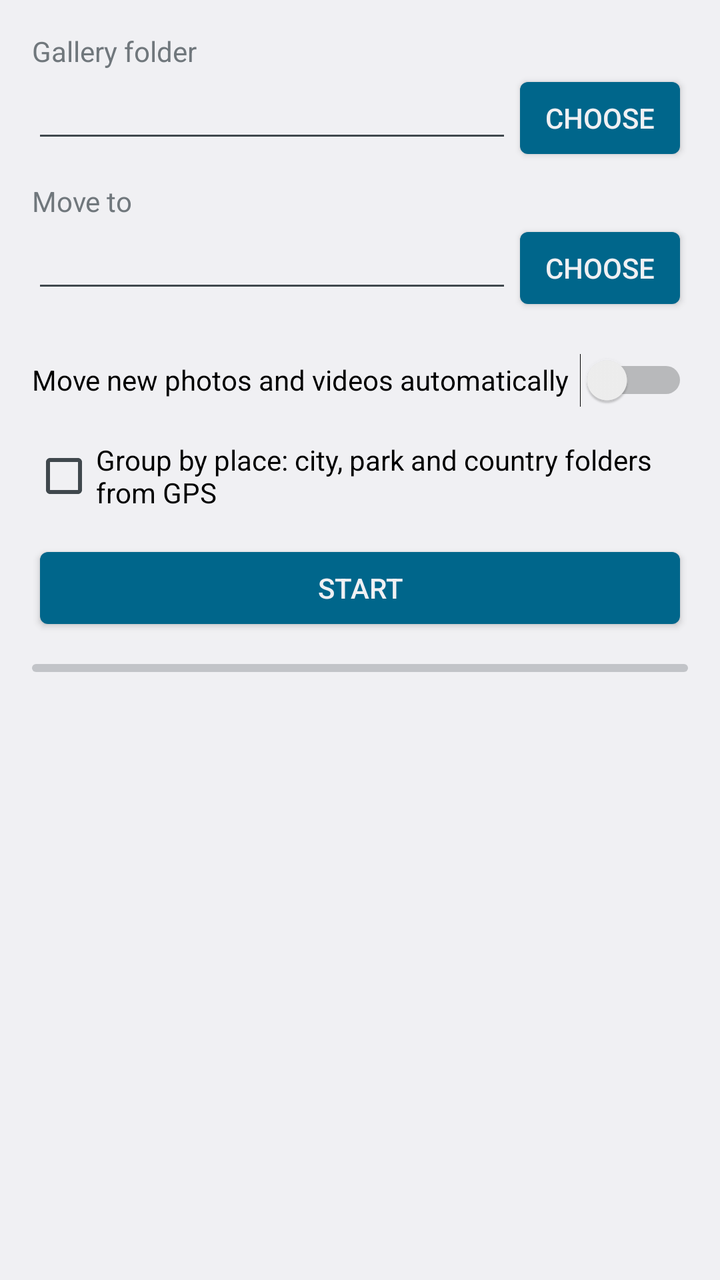
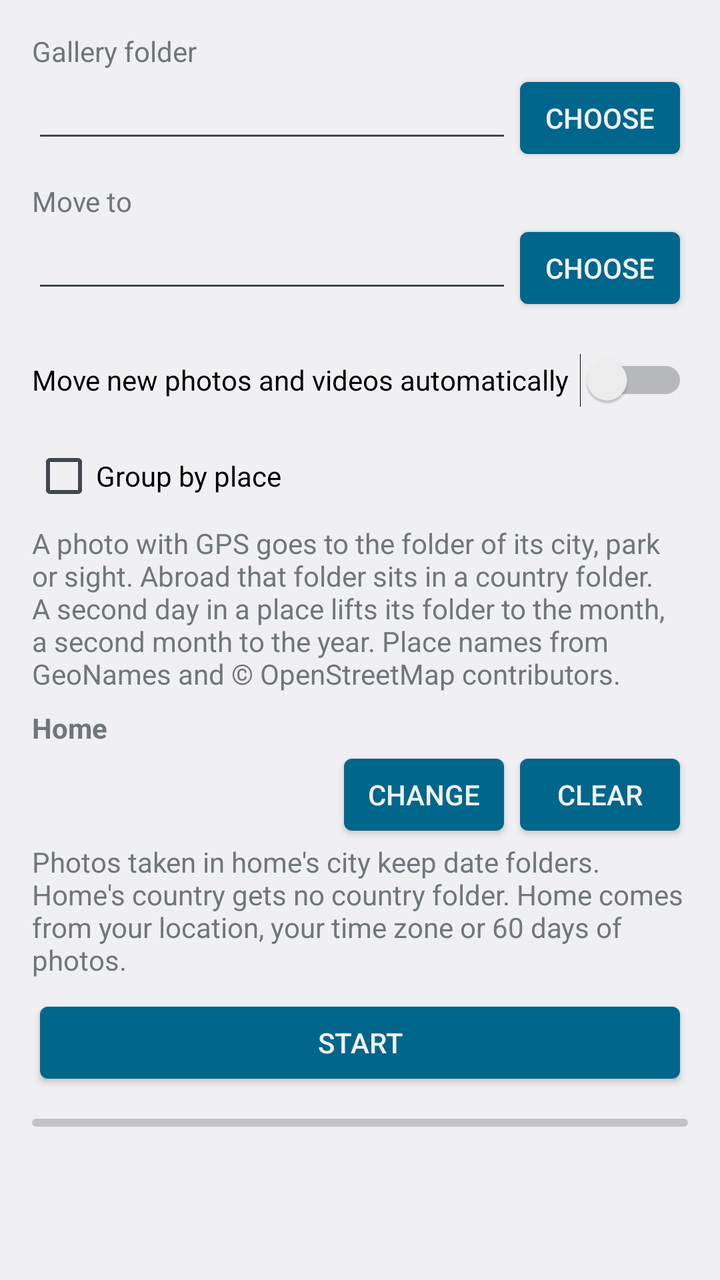

Screens rendered from an Android XML layout before and after an edit, with the pre-edit source and the edit as a unified diff.
<!-- AndroidManifest.xml: application theme AppTheme -->
<!-- res/layout/activity_main.xml -->
<?xml version="1.0" encoding="utf-8"?>
<FrameLayout xmlns:android="http://schemas.android.com/apk/res/android"
    android:layout_width="match_parent"
    android:layout_height="match_parent"
    android:fitsSystemWindows="true">

    <LinearLayout
        android:layout_width="match_parent"
        android:layout_height="match_parent"
        android:orientation="vertical"
        android:padding="16dp">

        <TextView
            android:layout_width="wrap_content"
            android:layout_height="wrap_content"
            android:labelFor="@id/source_path"
            android:text="@string/source_label" />

        <LinearLayout
            android:layout_width="match_parent"
            android:layout_height="wrap_content"
            android:orientation="horizontal">

            <EditText
                android:id="@+id/source_path"
                android:layout_width="0dp"
                android:layout_height="wrap_content"
                android:layout_weight="1"
                android:importantForAutofill="no"
                android:inputType="textUri" />

            <Button
                android:id="@+id/pick_source"
                android:layout_width="wrap_content"
                android:layout_height="wrap_content"
                android:contentDescription="@string/choose_source"
                android:text="@string/choose" />
        </LinearLayout>

        <TextView
            android:layout_width="wrap_content"
            android:layout_height="wrap_content"
            android:layout_marginTop="8dp"
            android:labelFor="@id/destination_path"
            android:text="@string/destination_label" />

        <LinearLayout
            android:layout_width="match_parent"
            android:layout_height="wrap_content"
            android:orientation="horizontal">

            <EditText
                android:id="@+id/destination_path"
                android:layout_width="0dp"
                android:layout_height="wrap_content"
                android:layout_weight="1"
                android:importantForAutofill="no"
                android:inputType="textUri" />

            <Button
                android:id="@+id/pick_destination"
                android:layout_width="wrap_content"
                android:layout_height="wrap_content"
                android:contentDescription="@string/choose_destination"
                android:text="@string/choose" />
        </LinearLayout>

        <Switch
            android:id="@+id/background"
            android:layout_width="match_parent"
            android:layout_height="wrap_content"
            android:layout_marginTop="8dp"
            android:minHeight="48dp"
            android:text="@string/background_label" />

        <CheckBox
            android:id="@+id/group_by_place"
            android:layout_width="match_parent"
            android:layout_height="wrap_content"
            android:minHeight="48dp"
            android:text="@string/group_by_place_label" />

        <Button
            android:id="@+id/start"
            android:layout_width="match_parent"
            android:layout_height="wrap_content"
            android:layout_marginTop="8dp"
            android:text="@string/start" />

        <TextView
            android:id="@+id/status"
            android:layout_width="match_parent"
            android:layout_height="wrap_content"
            android:layout_marginTop="16dp"
            android:accessibilityLiveRegion="polite"
            android:textAppearance="?android:attr/textAppearanceMedium"
            android:textColor="?android:attr/colorAccent"
            android:textStyle="bold"
            android:visibility="gone" />

        <ProgressBar
            android:id="@+id/progress"
            style="?android:attr/progressBarStyleHorizontal"
            android:layout_width="match_parent"
            android:layout_height="wrap_content"
            android:layout_marginTop="8dp"
            android:contentDescription="@string/progress_label" />

        <TextView
            android:id="@+id/counts"
            android:layout_width="match_parent"
            android:layout_height="wrap_content"
            android:layout_marginTop="8dp" />

        <ScrollView
            android:id="@+id/log_scroll"
            android:layout_width="match_parent"
            android:layout_height="0dp"
            android:layout_marginTop="8dp"
            android:layout_weight="1"
            android:contentDescription="@string/log_label">

            <TextView
                android:id="@+id/log"
                android:layout_width="match_parent"
                android:layout_height="wrap_content"
                android:fontFamily="monospace"
                android:textIsSelectable="true"
                android:textSize="12sp" />
        </ScrollView>
    </LinearLayout>
</FrameLayout>
<!-- resources referenced by this layout -->
<resources>
  <string name="background_label">Move new photos and videos automatically</string>
  <string name="choose">Choose</string>
  <string name="choose_destination">Choose Move to folder</string>
  <string name="choose_source">Choose gallery folder</string>
  <string name="destination_label">Move to</string>
  <string name="group_by_place_label">Group by place: city, park and country folders from GPS</string>
  <string name="log_label">Log</string>
  <string name="progress_label">Progress</string>
  <string name="source_label">Gallery folder</string>
  <string name="start">Start</string>
  <style name="AppTheme" parent="android:Theme.DeviceDefault.DayNight">
          <item name="android:buttonStyle">@android:style/Widget.Material.Button.Colored</item>
      </style>
</resources>

<!-- the commit's change to res/layout/activity_main.xml (unified diff, before → after) -->
@@ -80,6 +80,54 @@
             android:minHeight="48dp"
             android:text="@string/group_by_place_label" />
 
+        <TextView
+            android:layout_width="match_parent"
+            android:layout_height="wrap_content"
+            android:text="@string/group_by_place_hint"
+            android:textAppearance="?android:attr/textAppearanceSmall" />
+
+        <TextView
+            android:layout_width="wrap_content"
+            android:layout_height="wrap_content"
+            android:layout_marginTop="8dp"
+            android:accessibilityHeading="true"
+            android:text="@string/home_heading"
+            android:textStyle="bold" />
+
+        <LinearLayout
+            android:layout_width="match_parent"
+            android:layout_height="wrap_content"
+            android:gravity="center_vertical"
+            android:orientation="horizontal">
+
+            <TextView
+                android:id="@+id/home_status"
+                android:layout_width="0dp"
+                android:layout_height="wrap_content"
+                android:layout_weight="1"
+                android:accessibilityLiveRegion="polite" />
+
+            <Button
+                android:id="@+id/home_change"
+                android:layout_width="wrap_content"
+                android:layout_height="wrap_content"
+                android:contentDescription="@string/home_change_description"
+                android:text="@string/home_change" />
+
+            <Button
+                android:id="@+id/home_clear"
+                android:layout_width="wrap_content"
+                android:layout_height="wrap_content"
+                android:contentDescription="@string/home_clear_description"
+                android:text="@string/home_clear" />
+        </LinearLayout>
+
+        <TextView
+            android:layout_width="match_parent"
+            android:layout_height="wrap_content"
+            android:text="@string/home_hint"
+            android:textAppearance="?android:attr/textAppearanceSmall" />
+
         <Button
             android:id="@+id/start"
             android:layout_width="match_parent"
<!-- resource entries referenced after the edit -->
@@ -5,7 +5,14 @@
   <string name="choose_destination">Choose Move to folder</string>
   <string name="choose_source">Choose gallery folder</string>
   <string name="destination_label">Move to</string>
-  <string name="group_by_place_label">Group by place: city, park and country folders from GPS</string>
+  <string name="group_by_place_hint">A photo with GPS goes to the folder of its city, park or sight. Abroad that folder sits in a country folder. A second day in a place lifts its folder to the month, a second month to the year. Place names from GeoNames and © OpenStreetMap contributors.</string>
+  <string name="group_by_place_label">Group by place</string>
+  <string name="home_change">Change</string>
+  <string name="home_change_description">Change home</string>
+  <string name="home_clear">Clear</string>
+  <string name="home_clear_description">Clear home</string>
+  <string name="home_heading">Home</string>
+  <string name="home_hint">Photos taken in home\'s city keep date folders. Home\'s country gets no country folder. Home comes from your location, your time zone or 60 days of photos.</string>
   <string name="log_label">Log</string>
   <string name="progress_label">Progress</string>
   <string name="source_label">Gallery folder</string>
